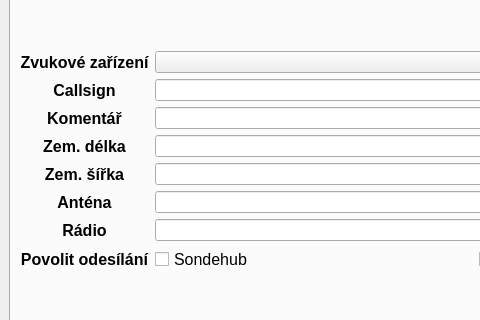
Above: rs41/sounding_sonde/sounding_tracker/mainwindow.ui from tom2238/radiosonde_hacking before the change; both pictures show x 0 to 480 and y 124 to 444 of the 816 by 562 pixel window. Below: the same form after it.
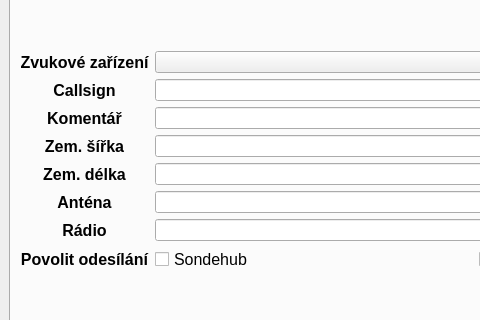
That is the form after the change. The open tabs and pages were chosen to show the change. Custom widgets are drawn as their Qt base class.

```diff
--- a/rs41/sounding_sonde/sounding_tracker/mainwindow.ui
+++ b/rs41/sounding_sonde/sounding_tracker/mainwindow.ui
@@ -62,7 +62,7 @@
                </font>
               </property>
               <property name="text">
-               <string>Zem. šířka</string>
+               <string>Zem. délka</string>
               </property>
               <property name="alignment">
                <set>Qt::AlignCenter</set>
@@ -176,7 +176,7 @@
                </font>
               </property>
               <property name="text">
-               <string>Zem. délka</string>
+               <string>Zem. šířka</string>
               </property>
               <property name="alignment">
                <set>Qt::AlignCenter</set>
```
Left out of the diff: 33 changed lines with no effect on the pictures.
